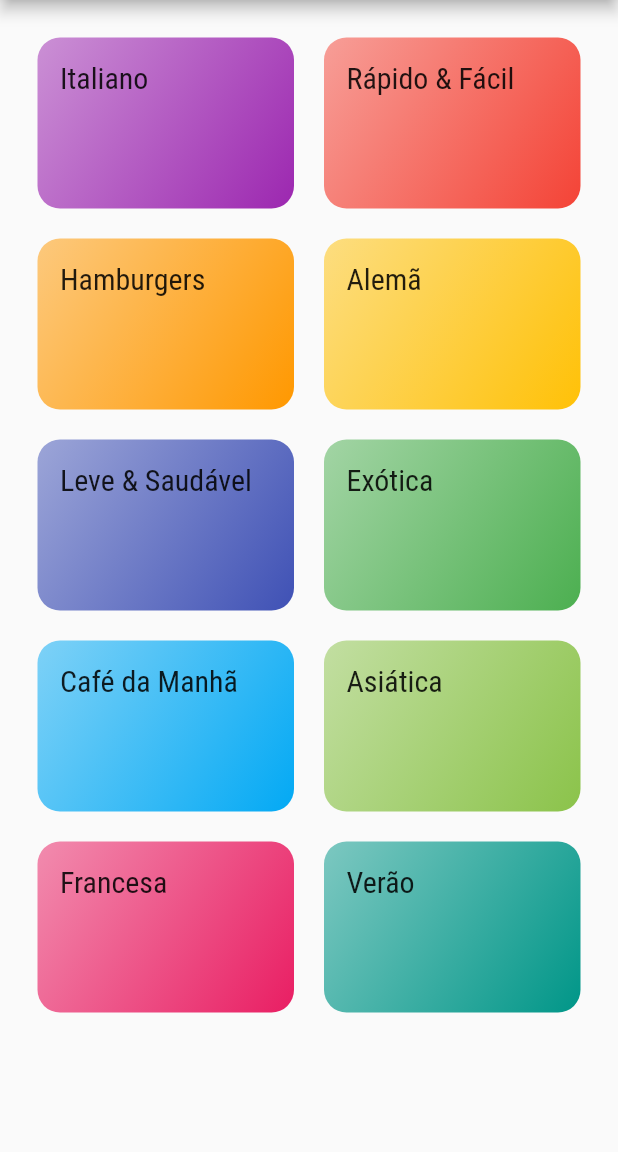
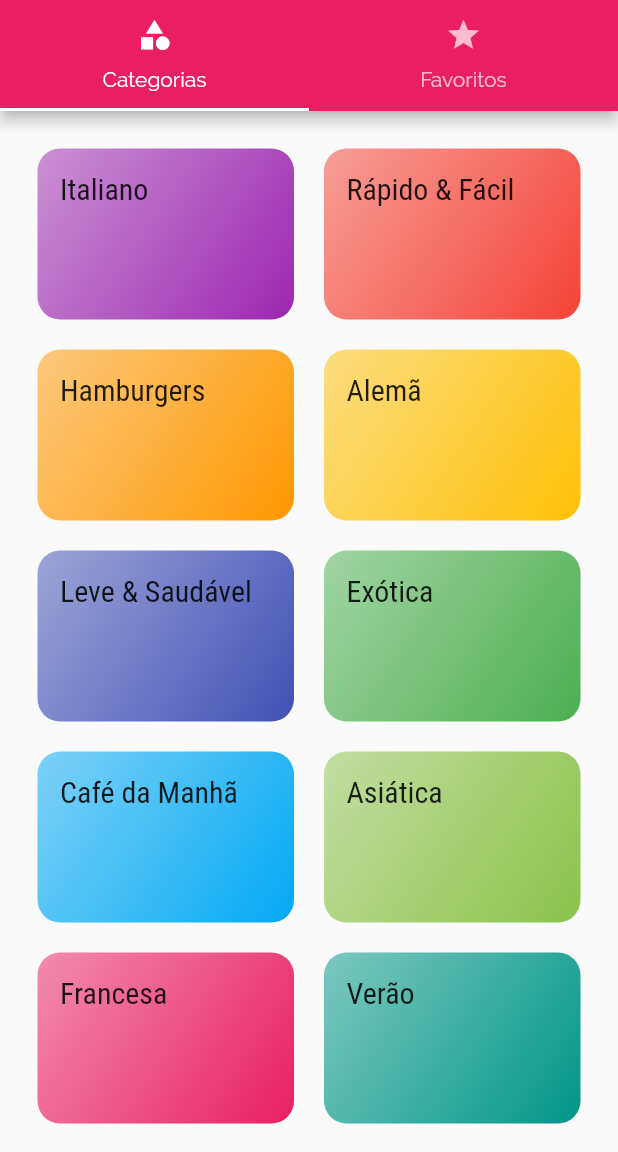
Before and after one commit to CSIRamone/meals, a Flutter app: the screen it shows after launch, on a phone screen of 412 x 824 dp, the part 84-1236 px from its top. Run offline on Flutter 3.47's test engine with Material 2 defaults, Android fonts, the phone set to English and light mode, and no system bars.

Commit message:
criacao de duas novas screens favoritos e tabs screen e TabBar e TabBarView

```diff
--- a/lib/main.dart
+++ b/lib/main.dart
@@ -3,6 +3,7 @@ import '../screens/meal_detail_screen.dart';
 import '../utils/app_routes.dart';
 import '../screens/category_screen.dart';
 import '../screens/category_meals_screen.dart';
+import 'screens/tabs_screen.dart';
 
 void main() {
   runApp(const MyApp());
@@ -27,7 +28,7 @@ class MyApp extends StatelessWidget {
             ),
       ),
       routes: {
-        AppRoutes.HOME: (context) => const CategoriesScreen(),
+        AppRoutes.HOME: (context) => const TabsScreen(),
         AppRoutes.CATEGORIES_MEALS: (context) => const CategoriesMealsScrenn(),
         AppRoutes.MEAL_DETAIL: (context) => const MealDetailScreen(),
       },
--- a/lib/screens/category_screen.dart
+++ b/lib/screens/category_screen.dart
@@ -7,11 +7,7 @@ class CategoriesScreen extends StatelessWidget {
 
   @override
   Widget build(BuildContext context) {
-    return Scaffold(
-      appBar: AppBar(
-        title: const Text('Vamos Cozinhar?'),
-      ),
-      body: GridView(
+    return GridView(
       padding: const EdgeInsets.all(25),
       gridDelegate: const SliverGridDelegateWithMaxCrossAxisExtent(
         maxCrossAxisExtent: 200,
@@ -22,7 +18,6 @@ class CategoriesScreen extends StatelessWidget {
       children: dummyCategories.map((cat) {
         return CategoryItem(cat);
       }).toList(),
-      ),
     );
   }
 }
--- /dev/null
+++ b/lib/screens/favorite_screen.dart
@@ -0,0 +1,12 @@
+import 'package:flutter/material.dart';
+
+class FavoriteScreen extends StatelessWidget {
+  const FavoriteScreen({super.key});
+
+  @override
+  Widget build(BuildContext context) {
+    return const Center(
+      child: Text('Minhas Refeições Favoritas!'),
+    );
+  }
+}
--- /dev/null
+++ b/lib/screens/tabs_screen.dart
@@ -0,0 +1,37 @@
+import 'package:flutter/material.dart';
+import 'category_screen.dart';
+import 'favorite_screen.dart';
+
+class TabsScreen extends StatelessWidget {
+  const TabsScreen({super.key});
+
+  @override
+  Widget build(BuildContext context) {
+    return DefaultTabController(
+      length: 2,
+      child: Scaffold(
+        appBar: AppBar(
+          title: const Text('Vamos Cozinhar?'),
+          bottom: const TabBar(
+            tabs: [
+              Tab(
+                icon: Icon(Icons.category),
+                text: 'Categorias',
+              ),
+              Tab(
+                icon: Icon(Icons.star),
+                text: 'Favoritos',
+              ),
+            ],
+          ),
+        ),
+        body: const TabBarView(
+          children: [
+            CategoriesScreen(),
+            FavoriteScreen(),
+          ],
+        ),
+      ),
+    );
+  }
+}
```
Lines whose indentation alone changed are shown as unchanged.
